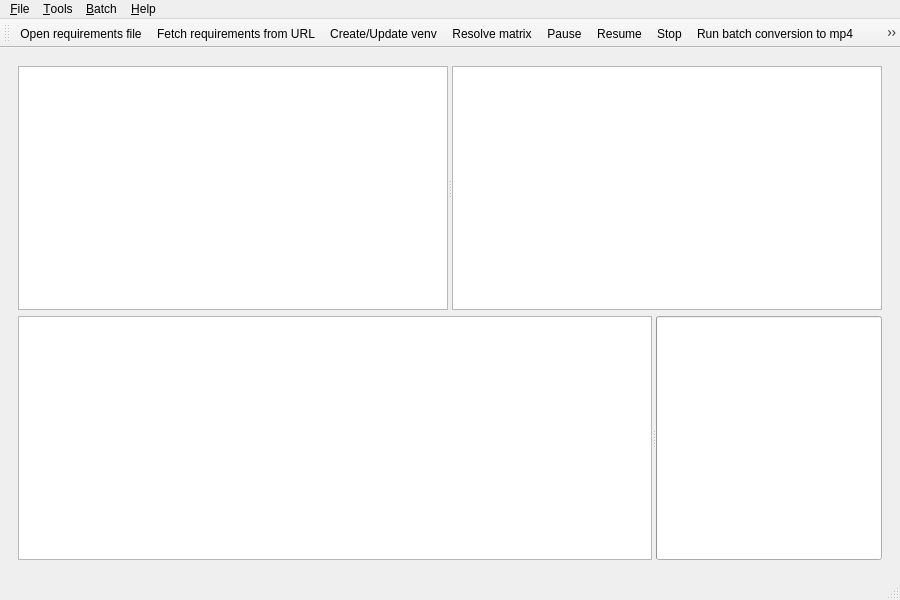
The window that src/MainWindow.ui (AM-Tower/Pip-Matrix-Resolver) describes before a commit, drawn with Qt 5.
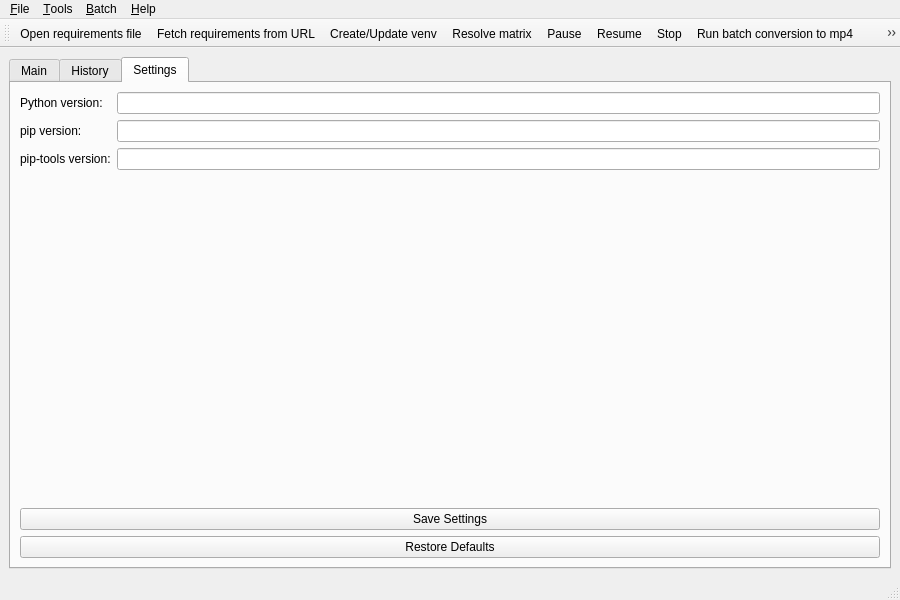
The same window after the commit. The open tabs and pages were chosen to show the change. Icons and pictures are not drawn. Custom widgets are drawn as their Qt base class.

Commit message: More changes to Matrix History menus.

Diff of the .ui file:
```diff
--- a/src/MainWindow.ui
+++ b/src/MainWindow.ui
@@ -13,12 +13,14 @@
   <widget class="QWidget" name="centralwidget">
    <layout class="QVBoxLayout" name="verticalLayout">
     <item>
-     <widget class="QStackedWidget" name="stacked">
-      <property name="currentIndex"><number>0</number></property>
-
-      <!-- Main Page -->
-      <widget class="QWidget" name="mainPage">
-       <attribute name="title"><string>Main</string></attribute>
+     <widget class="QTabWidget" name="mainTabs">
+      <property name="currentIndex">
+       <number>0</number>
+      </property>
+      <widget class="QWidget" name="tabMain">
+       <attribute name="title">
+        <string>Main</string>
+       </attribute>
        <layout class="QVBoxLayout" name="mainLayout">
         <item>
          <widget class="QSplitter" name="splitter">
@@ -38,17 +40,71 @@
         </item>
        </layout>
       </widget>
-
-      <!-- History Page (promote to MatrixHistory in Designer) -->
-      <widget class="QWidget" name="historyPage">
-       <attribute name="title"><string>History</string></attribute>
+      <widget class="QWidget" name="tabHistory">
+       <attribute name="title">
+        <string>History</string>
+       </attribute>
        <layout class="QVBoxLayout" name="historyLayout">
         <item>
          <widget class="QWidget" name="matrixHistoryWidget"/>
         </item>
        </layout>
       </widget>
-
+      <widget class="QWidget" name="tabSettings">
+       <attribute name="title">
+        <string>Settings</string>
+       </attribute>
+       <layout class="QVBoxLayout" name="settingsLayout">
+        <item>
+         <layout class="QFormLayout" name="formLayout">
+          <item row="0" column="0">
+           <widget class="QLabel" name="labelPythonVersion">
+            <property name="text">
+             <string>Python version:</string>
+            </property>
+           </widget>
+          </item>
+          <item row="0" column="1">
+           <widget class="QLineEdit" name="pythonVersionEdit"/>
+          </item>
+          <item row="1" column="0">
+           <widget class="QLabel" name="labelPipVersion">
+            <property name="text">
+             <string>pip version:</string>
+            </property>
+           </widget>
+          </item>
+          <item row="1" column="1">
+           <widget class="QLineEdit" name="pipVersionEdit"/>
+          </item>
+          <item row="2" column="0">
+           <widget class="QLabel" name="labelPipToolsVersion">
+            <property name="text">
+             <string>pip-tools version:</string>
+            </property>
+           </widget>
+          </item>
+          <item row="2" column="1">
+           <widget class="QLineEdit" name="pipToolsVersionEdit"/>
+          </item>
+         </layout>
+        </item>
+        <item>
+         <widget class="QPushButton" name="saveSettingsButton">
+          <property name="text">
+           <string>Save Settings</string>
+          </property>
+         </widget>
+        </item>
+        <item>
+         <widget class="QPushButton" name="restoreDefaultsButton">
+          <property name="text">
+           <string>Restore Defaults</string>
+          </property>
+         </widget>
+        </item>
+       </layout>
+      </widget>
      </widget>
     </item>
    </layout>
@@ -149,8 +205,14 @@
   </action>
 
  </widget>
-
- <!-- Resources -->
+ <customwidgets>
+  <customwidget>
+   <class>MatrixHistory</class>
+   <extends>QWidget</extends>
+   <header>MatrixHistory.h</header>
+   <container>1</container>
+  </customwidget>
+ </customwidgets>
  <resources>
   <include location="../PipMatrixResolverQt.qrc"/>
  </resources>
```
Left out of the diff: 163 changed lines with no effect on the pictures. The commit also changes 17 other files.
